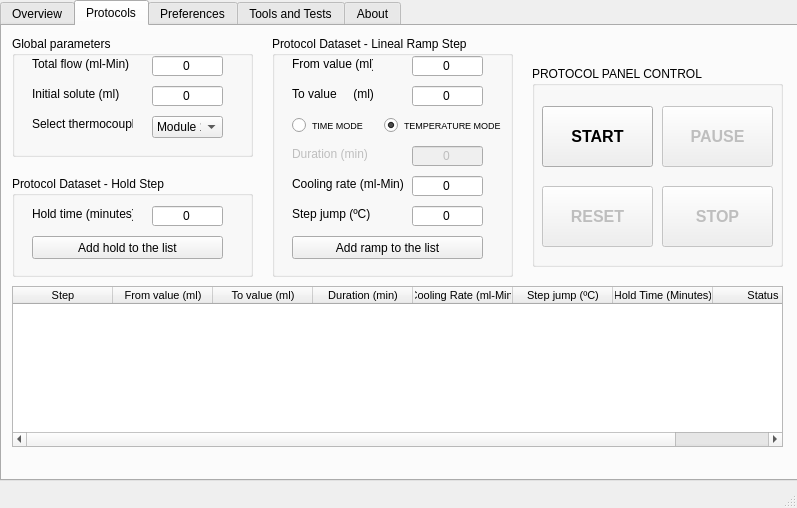
Qt form 3.Software/forms/interfaz.ui (alelucrod/Perfusion) before a commit.
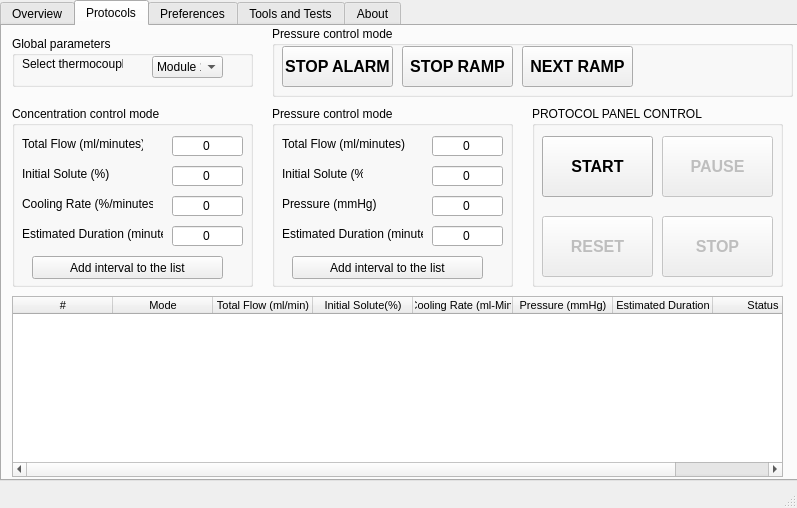
The same form after that commit. Icons and pictures are not drawn.

Commit message: [MOD] Nueva interfaz

Patch:
```diff
--- a/3.Software/forms/interfaz.ui
+++ b/3.Software/forms/interfaz.ui
@@ -1027,19 +1027,19 @@
       <property name="geometry">
        <rect>
         <x>10</x>
-        <y>150</y>
+        <y>80</y>
         <width>241</width>
-        <height>101</height>
+        <height>181</height>
        </rect>
       </property>
       <property name="title">
-       <string>Protocol Dataset - Hold Step</string>
+       <string>Concentration control mode</string>
       </property>
       <widget class="QPushButton" name="pushButton_addHold">
        <property name="geometry">
         <rect>
          <x>20</x>
-         <y>60</y>
+         <y>150</y>
          <width>191</width>
          <height>23</height>
         </rect>
@@ -1048,26 +1048,26 @@
         <cursorShape>PointingHandCursor</cursorShape>
        </property>
        <property name="text">
-        <string>Add hold to the list</string>
+        <string>Add interval to the list</string>
        </property>
       </widget>
       <widget class="QLabel" name="label_8">
        <property name="geometry">
         <rect>
-         <x>20</x>
+         <x>10</x>
          <y>30</y>
-         <width>101</width>
+         <width>121</width>
          <height>16</height>
         </rect>
        </property>
        <property name="text">
-        <string>Hold time (minutes)</string>
+        <string>Total Flow (ml/minutes)</string>
        </property>
       </widget>
       <widget class="QLineEdit" name="holdTime">
        <property name="geometry">
         <rect>
-         <x>140</x>
+         <x>160</x>
          <y>30</y>
          <width>71</width>
          <height>20</height>
@@ -1080,14 +1080,101 @@
         <set>Qt::AlignCenter</set>
        </property>
       </widget>
+      <widget class="QLabel" name="label_25">
+       <property name="geometry">
+        <rect>
+         <x>10</x>
+         <y>90</y>
+         <width>131</width>
+         <height>16</height>
+        </rect>
+       </property>
+       <property name="text">
+        <string>Cooling Rate (%/minutes)</string>
+       </property>
+      </widget>
+      <widget class="QLabel" name="label_27">
+       <property name="geometry">
+        <rect>
+         <x>10</x>
+         <y>60</y>
+         <width>101</width>
+         <height>16</height>
+        </rect>
+       </property>
+       <property name="text">
+        <string>Initial Solute (%)</string>
+       </property>
+      </widget>
+      <widget class="QLabel" name="label_28">
+       <property name="geometry">
+        <rect>
+         <x>10</x>
+         <y>120</y>
+         <width>141</width>
+         <height>16</height>
+        </rect>
+       </property>
+       <property name="text">
+        <string>Estimated Duration (minutes)</string>
+       </property>
+      </widget>
+      <widget class="QLineEdit" name="holdTime_2">
+       <property name="geometry">
+        <rect>
+         <x>160</x>
+         <y>60</y>
+         <width>71</width>
+         <height>20</height>
+        </rect>
+       </property>
+       <property name="text">
+        <string>0</string>
+       </property>
+       <property name="alignment">
+        <set>Qt::AlignCenter</set>
+       </property>
+      </widget>
+      <widget class="QLineEdit" name="holdTime_3">
+       <property name="geometry">
+        <rect>
+         <x>160</x>
+         <y>90</y>
+         <width>71</width>
+         <height>20</height>
+        </rect>
+       </property>
+       <property name="text">
+        <string>0</string>
+       </property>
+       <property name="alignment">
+        <set>Qt::AlignCenter</set>
+       </property>
+      </widget>
+      <widget class="QLineEdit" name="holdTime_5">
+       <property name="geometry">
+        <rect>
+         <x>160</x>
+         <y>120</y>
+         <width>71</width>
+         <height>20</height>
+        </rect>
+       </property>
+       <property name="text">
+        <string>0</string>
+       </property>
+       <property name="alignment">
+        <set>Qt::AlignCenter</set>
+       </property>
+      </widget>
      </widget>
      <widget class="QTableWidget" name="tableWidget">
       <property name="geometry">
        <rect>
         <x>10</x>
-        <y>260</y>
+        <y>270</y>
         <width>771</width>
-        <height>161</height>
+        <height>181</height>
        </rect>
       </property>
       <property name="minimumSize">
@@ -1102,24 +1189,32 @@
         <pointsize>8</pointsize>
        </font>
       </property>
+      <attribute name="horizontalHeaderMinimumSectionSize">
+       <number>35</number>
+      </attribute>
       <column>
        <property name="text">
-        <string>Step</string>
+        <string>#</string>
        </property>
       </column>
       <column>
        <property name="text">
-        <string>From value (ml)</string>
+        <string>Mode</string>
        </property>
+       <property name="font">
+        <font>
+         <pointsize>8</pointsize>
+        </font>
+       </property>
       </column>
       <column>
        <property name="text">
-        <string>To value (ml)</string>
+        <string>Total Flow (ml/min)</string>
        </property>
       </column>
       <column>
        <property name="text">
-        <string>Duration (min)</string>
+        <string>Initial Solute(%)</string>
        </property>
       </column>
       <column>
@@ -1129,12 +1224,12 @@
       </column>
       <column>
        <property name="text">
-        <string>Step jump (ºC)</string>
+        <string>Pressure (mmHg)</string>
        </property>
       </column>
       <column>
        <property name="text">
-        <string>Hold Time (Minutes)</string>
+        <string>Estimated Duration</string>
        </property>
       </column>
       <column>
@@ -1147,9 +1242,9 @@
       <property name="geometry">
        <rect>
         <x>530</x>
-        <y>40</y>
+        <y>80</y>
         <width>251</width>
-        <height>201</height>
+        <height>181</height>
        </rect>
       </property>
       <property name="title">
@@ -1159,7 +1254,7 @@
        <property name="geometry">
         <rect>
          <x>10</x>
-         <y>40</y>
+         <y>30</y>
          <width>111</width>
          <height>61</height>
         </rect>
@@ -1186,7 +1281,7 @@
        <property name="geometry">
         <rect>
          <x>130</x>
-         <y>120</y>
+         <y>110</y>
          <width>111</width>
          <height>61</height>
         </rect>
@@ -1213,7 +1308,7 @@
        <property name="geometry">
         <rect>
          <x>130</x>
-         <y>40</y>
+         <y>30</y>
          <width>111</width>
          <height>61</height>
         </rect>
@@ -1240,7 +1335,7 @@
        <property name="geometry">
         <rect>
          <x>10</x>
-         <y>120</y>
+         <y>110</y>
          <width>111</width>
          <height>61</height>
         </rect>
@@ -1267,75 +1362,17 @@
         <x>10</x>
         <y>10</y>
         <width>241</width>
-        <height>121</height>
+        <height>51</height>
        </rect>
       </property>
       <property name="title">
        <string>Global parameters</string>
       </property>
-      <widget class="QLabel" name="label_25">
-       <property name="geometry">
-        <rect>
-         <x>20</x>
-         <y>20</y>
-         <width>101</width>
-         <height>16</height>
-        </rect>
-       </property>
-       <property name="text">
-        <string>Total flow (ml-Min)</string>
-       </property>
-      </widget>
-      <widget class="QLineEdit" name="initialSolute">
-       <property name="geometry">
-        <rect>
-         <x>140</x>
-         <y>50</y>
-         <width>71</width>
-         <height>20</height>
-        </rect>
-       </property>
-       <property name="text">
-        <string>0</string>
-       </property>
-       <property name="alignment">
-        <set>Qt::AlignCenter</set>
-       </property>
-      </widget>
-      <widget class="QLabel" name="label_27">
-       <property name="geometry">
-        <rect>
-         <x>20</x>
-         <y>50</y>
-         <width>101</width>
-         <height>16</height>
-        </rect>
-       </property>
-       <property name="text">
-        <string>Initial solute (ml)</string>
-       </property>
-      </widget>
-      <widget class="QLineEdit" name="totalFlow">
-       <property name="geometry">
-        <rect>
-         <x>140</x>
-         <y>20</y>
-         <width>71</width>
-         <height>20</height>
-        </rect>
-       </property>
-       <property name="text">
-        <string>0</string>
-       </property>
-       <property name="alignment">
-        <set>Qt::AlignCenter</set>
-       </property>
-      </widget>
       <widget class="QLabel" name="label_114">
        <property name="geometry">
         <rect>
-         <x>20</x>
-         <y>80</y>
+         <x>10</x>
+         <y>20</y>
          <width>101</width>
          <height>16</height>
         </rect>
@@ -1348,7 +1385,7 @@
        <property name="geometry">
         <rect>
          <x>140</x>
-         <y>80</y>
+         <y>20</y>
          <width>71</width>
          <height>22</height>
         </rect>
@@ -1380,19 +1417,19 @@
       <property name="geometry">
        <rect>
         <x>270</x>
-        <y>10</y>
+        <y>80</y>
         <width>241</width>
-        <height>241</height>
+        <height>181</height>
        </rect>
       </property>
       <property name="title">
-       <string>Protocol Dataset - Lineal Ramp Step</string>
+       <string>Pressure control mode</string>
       </property>
       <widget class="QPushButton" name="pushButton_addRamp">
        <property name="geometry">
         <rect>
          <x>20</x>
-         <y>200</y>
+         <y>150</y>
          <width>191</width>
          <height>23</height>
         </rect>
@@ -1401,27 +1438,27 @@
         <cursorShape>PointingHandCursor</cursorShape>
        </property>
        <property name="text">
-        <string>Add ramp to the list</string>
+        <string>Add interval to the list</string>
        </property>
       </widget>
       <widget class="QLabel" name="label_5">
        <property name="geometry">
         <rect>
-         <x>20</x>
-         <y>50</y>
+         <x>10</x>
+         <y>60</y>
          <width>81</width>
          <height>16</height>
         </rect>
        </property>
        <property name="text">
-        <string>To value     (ml)</string>
+        <string>Initial Solute (%)</string>
        </property>
       </widget>
       <widget class="QLineEdit" name="toValue">
        <property name="geometry">
         <rect>
-         <x>140</x>
-         <y>50</y>
+         <x>160</x>
+         <y>60</y>
          <width>71</width>
          <height>20</height>
         </rect>
@@ -1436,21 +1473,21 @@
       <widget class="QLabel" name="label_4">
        <property name="geometry">
         <rect>
-         <x>20</x>
-         <y>20</y>
-         <width>81</width>
+         <x>10</x>
+         <y>30</y>
+         <width>131</width>
          <height>16</height>
         </rect>
        </property>
        <property name="text">
-        <string>From value (ml)</string>
+        <string>Total Flow (ml/minutes)</string>
        </property>
       </widget>
       <widget class="QLineEdit" name="fromValue">
        <property name="geometry">
         <rect>
-         <x>140</x>
-         <y>20</y>
+         <x>160</x>
+         <y>30</y>
          <width>71</width>
          <height>20</height>
         </rect>
@@ -1468,14 +1505,14 @@
        </property>
        <property name="geometry">
         <rect>
-         <x>20</x>
-         <y>140</y>
+         <x>10</x>
+         <y>90</y>
          <width>111</width>
          <height>16</height>
         </rect>
        </property>
        <property name="text">
-        <string>Cooling rate (ml-Min)</string>
+        <string>Pressure (mmHg)</string>
        </property>
       </widget>
       <widget class="QLineEdit" name="coolingRate">
@@ -1484,8 +1521,8 @@
        </property>
        <property name="geometry">
         <rect>
-         <x>140</x>
-         <y>140</y>
+         <x>160</x>
+         <y>90</y>
          <width>71</width>
          <height>20</height>
         </rect>
@@ -1503,14 +1540,14 @@
        </property>
        <property name="geometry">
         <rect>
-         <x>20</x>
-         <y>170</y>
-         <width>111</width>
+         <x>10</x>
+         <y>120</y>
+         <width>141</width>
          <height>16</height>
         </rect>
        </property>
        <property name="text">
-        <string>Step jump (ºC)</string>
+        <string>Estimated Duration (minutes)</string>
        </property>
       </widget>
       <widget class="QLineEdit" name="stepJump">
@@ -1519,8 +1556,8 @@
        </property>
        <property name="geometry">
         <rect>
-         <x>140</x>
-         <y>170</y>
+         <x>160</x>
+         <y>120</y>
          <width>71</width>
          <height>20</height>
         </rect>
@@ -1532,100 +1569,90 @@
         <set>Qt::AlignCenter</set>
        </property>
       </widget>
-      <widget class="QLineEdit" name="duration">
-       <property name="enabled">
-        <bool>false</bool>
-       </property>
+     </widget>
+     <widget class="QGroupBox" name="groupBox_12">
+      <property name="geometry">
+       <rect>
+        <x>270</x>
+        <y>0</y>
+        <width>521</width>
+        <height>71</height>
+       </rect>
+      </property>
+      <property name="title">
+       <string>Pressure control mode</string>
+      </property>
+      <widget class="QPushButton" name="start_2">
        <property name="geometry">
         <rect>
-         <x>140</x>
-         <y>110</y>
-         <width>71</width>
-         <height>20</height>
+         <x>130</x>
+         <y>20</y>
+         <width>111</width>
+         <height>41</height>
         </rect>
        </property>
-       <property name="text">
-        <string>0</string>
+       <property name="font">
+        <font>
+         <family>Arial</family>
+         <pointsize>12</pointsize>
+         <weight>75</weight>
+         <bold>true</bold>
+        </font>
        </property>
-       <property name="alignment">
-        <set>Qt::AlignCenter</set>
+       <property name="cursor">
+        <cursorShape>PointingHandCursor</cursorShape>
        </property>
-      </widget>
-      <widget class="QLabel" name="label_23">
-       <property name="enabled">
-        <bool>false</bool>
+       <property name="text">
+        <string>STOP RAMP</string>
        </property>
+      </widget>
+      <widget class="QPushButton" name="start_3">
        <property name="geometry">
         <rect>
-         <x>20</x>
-         <y>110</y>
+         <x>250</x>
+         <y>20</y>
          <width>111</width>
-         <height>16</height>
+         <height>41</height>
         </rect>
        </property>
+       <property name="font">
+        <font>
+         <family>Arial</family>
+         <pointsize>12</pointsize>
+         <weight>75</weight>
+         <bold>true</bold>
+        </font>
+       </property>
+       <property name="cursor">
+        <cursorShape>PointingHandCursor</cursorShape>
+       </property>
        <property name="text">
-        <string>Duration (min)</string>
+        <string>NEXT RAMP</string>
        </property>
       </widget>
-      <widget class="QWidget" name="layoutWidget">
+      <widget class="QPushButton" name="start_4">
        <property name="geometry">
         <rect>
-         <x>20</x>
-         <y>80</y>
-         <width>214</width>
-         <height>19</height>
+         <x>10</x>
+         <y>20</y>
+         <width>111</width>
+         <height>41</height>
         </rect>
        </property>
-       <layout class="QHBoxLayout" name="horizontalLayout">
-        <item>
-         <widget class="QRadioButton" name="timeMode">
-          <property name="font">
-           <font>
-            <pointsize>7</pointsize>
-           </font>
-          </property>
-          <property name="cursor">
-           <cursorShape>PointingHandCursor</cursorShape>
-          </property>
-          <property name="mouseTracking">
-           <bool>true</bool>
-          </property>
-          <property name="focusPolicy">
-           <enum>Qt::NoFocus</enum>
-          </property>
-          <property name="text">
-           <string>TIME MODE</string>
-          </property>
-         </widget>
-        </item>
-        <item>
-         <widget class="QRadioButton" name="temperatureMode">
-          <property name="font">
-           <font>
-            <pointsize>7</pointsize>
-           </font>
-          </property>
-          <property name="cursor">
-           <cursorShape>PointingHandCursor</cursorShape>
-          </property>
-          <property name="tabletTracking">
-           <bool>false</bool>
-          </property>
-          <property name="focusPolicy">
-           <enum>Qt::NoFocus</enum>
-          </property>
-          <property name="acceptDrops">
-           <bool>false</bool>
-          </property>
-          <property name="text">
-           <string>TEMPERATURE MODE</string>
-          </property>
-          <property name="checked">
-           <bool>true</bool>
-          </property>
-         </widget>
-        </item>
-       </layout>
+       <property name="font">
+        <font>
+         <family>Arial</family>
+         <pointsize>12</pointsize>
+         <weight>75</weight>
+         <bold>true</bold>
+        </font>
+       </property>
+       <property name="cursor">
+        <cursorShape>PointingHandCursor</cursorShape>
+       </property>
+       <property name="text">
+        <string>STOP ALARM</string>
+       </property>
       </widget>
      </widget>
     </widget>
```
Left out of the diff: 54 changed lines with no effect on the pictures.
